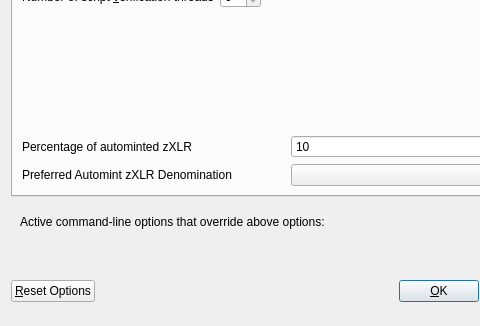
Above: src/qt/forms/optionsdialog.ui from cryptocrowd-xcrc/core-wallet before the change; both pictures show x 0 to 480 and y 116 to 442 of the 576 by 442 pixel window. Below: the same form after it.
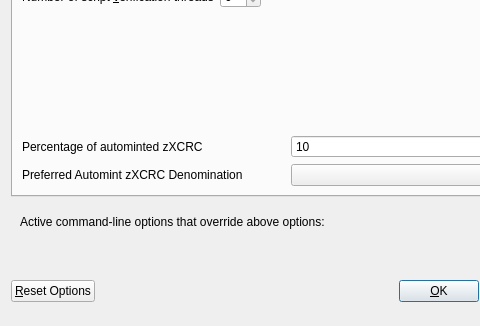
That is the form after the change. Custom widgets are drawn as their Qt base class.

Commit message: Replace XLR w/ XCRC

The edit to the form file:
```diff
--- a/src/qt/forms/optionsdialog.ui
+++ b/src/qt/forms/optionsdialog.ui
@@ -138,7 +138,7 @@
             <string>Percentage of incoming XLR which get automatically converted to zXLR via Zerocoin Protocol (min: 10%)</string>
            </property>
            <property name="text">
-            <string>Percentage of autominted zXLR</string>
+            <string>Percentage of autominted zXCRC</string>
            </property>
           </widget>
          </item>
@@ -171,7 +171,7 @@
             <string>Wait with automatic conversion to Zerocoin until enough XLR for this denomination is available</string>
            </property>
            <property name="text">
-            <string>Preferred Automint zXLR Denomination</string>
+            <string>Preferred Automint zXCRC Denomination</string>
            </property>
           </widget>
          </item>
```
Left out of the diff: 6 changed lines with no effect on the pictures. The commit also changes 81 other files.
